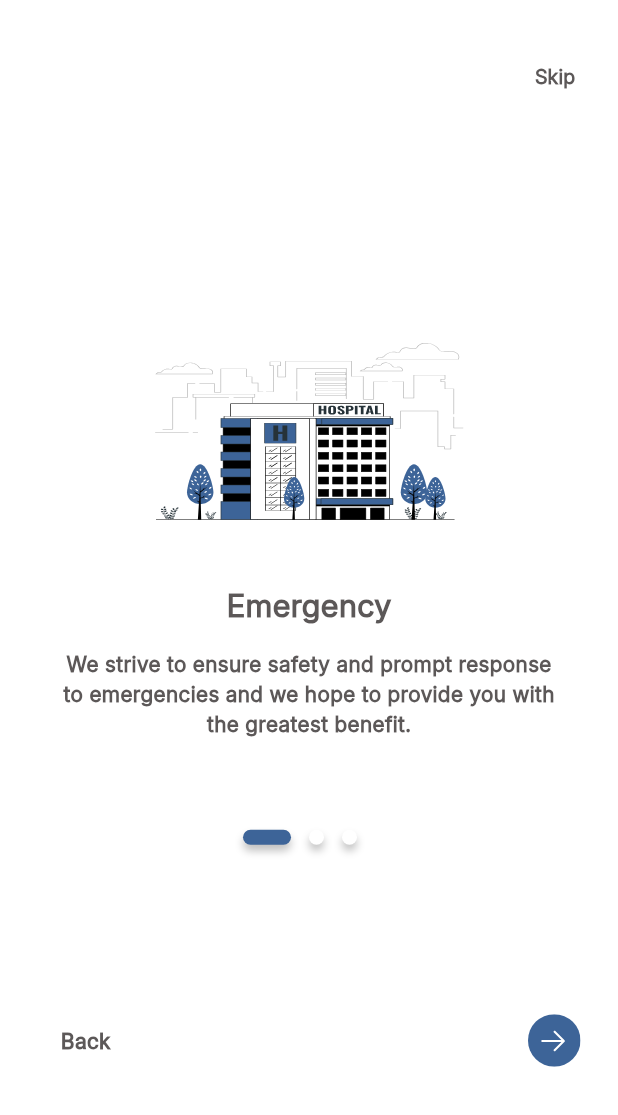
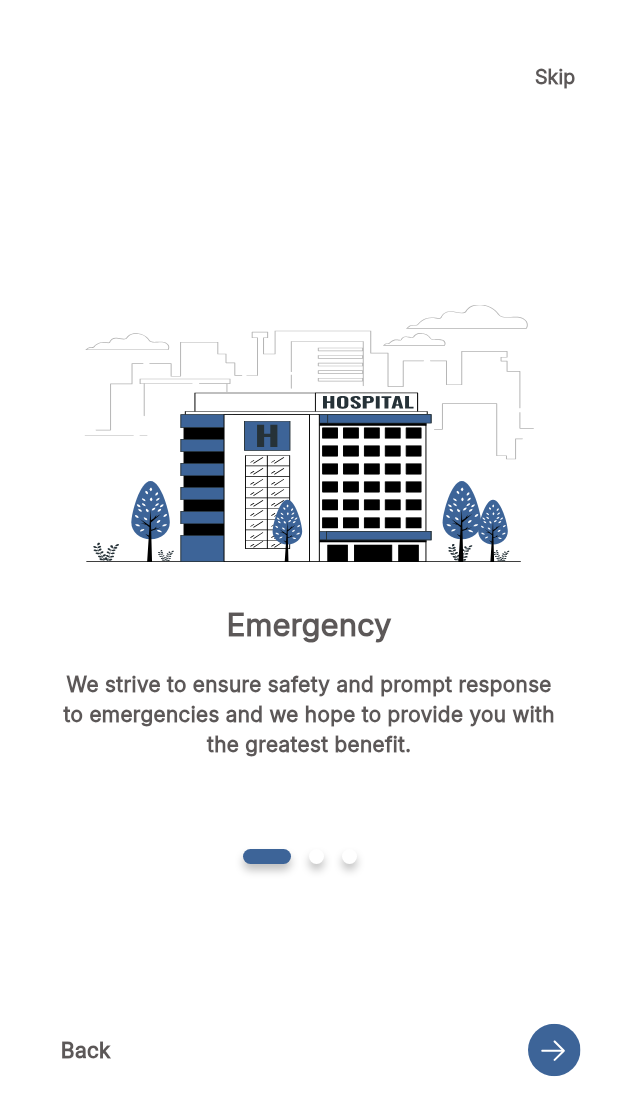
Before and after one commit to GraduationTeam12/Emergency_Application, a Flutter app: the screen it shows after launch, after a tap on "Owner", after a tap on "Back", after a tap on "Emergency", on a phone screen of 412 x 824 dp. Shown: the top 1115 px of the screen. Run offline on Flutter 3.47's test engine with Material 3 defaults, Android fonts, the phone set to English and light mode, and no system bars; drawn by our look-alikes of expandable_page_view; our stand-ins replace dartz, device_preview, dio, firebase_core, flutter_bloc, flutter_svg and 4 more; accounts and stored records are empty; network calls fail.

Commit message:
Refactoring-onboarding

```diff
--- a/lib/presentation/widgets/on_boarding_body.dart
+++ b/lib/presentation/widgets/on_boarding_body.dart
@@ -1,4 +1,3 @@
-
 import 'package:flutter/material.dart';
 import 'package:flutter_svg/svg.dart';
 import 'package:user_accident/constants/app_images.dart';
@@ -38,11 +37,15 @@ class OnBoardingBody extends StatelessWidget {
       children: [
         Center(
           child: SizedBox(
-            width: MediaQuery.of(context).size.width / 2,
-            height: MediaQuery.of(context).size.height / 5,
-            child: SvgPicture.asset(items[index].img,
+            width: MediaQuery.sizeOf(context).width > 600
+                ? MediaQuery.sizeOf(context).width / 2
+                : null,
+            height: MediaQuery.sizeOf(context).width > 600
+                ? MediaQuery.of(context).size.height / 3
+                : null,
+            child: SvgPicture.asset(
+              items[index].img,
               fit: BoxFit.contain,
-
             ),
           ),
         ),
@@ -57,22 +60,18 @@ class OnBoardingBody extends StatelessWidget {
         FittedBox(
           child: Column(
             children: [
-                Text(
-                  items[index].description1,
-                  style: AppStyle.styleRegular17(context).copyWith(fontWeight: FontWeight.w600)
-                ),
-                Text(
-                  items[index].discription2,
-                  style: AppStyle.styleRegular17(context).copyWith(fontWeight: FontWeight.w600)
-                ),
-                Text(
-                  items[index].discription3 ?? '',
-                  style: AppStyle.styleRegular17(context).copyWith(fontWeight: FontWeight.w600)
-                )
+              Text(items[index].description1,
+                  style: AppStyle.styleRegular17(context)
+                      .copyWith(fontWeight: FontWeight.w600)),
+              Text(items[index].discription2,
+                  style: AppStyle.styleRegular17(context)
+                      .copyWith(fontWeight: FontWeight.w600)),
+              Text(items[index].discription3 ?? '',
+                  style: AppStyle.styleRegular17(context)
+                      .copyWith(fontWeight: FontWeight.w600))
             ],
           ),
         ),
-
       ],
     );
   }
--- a/lib/presentation/widgets/on_boarding_body_emergency.dart
+++ b/lib/presentation/widgets/on_boarding_body_emergency.dart
@@ -8,7 +8,7 @@ class OnBoardingBodyEmergency extends StatelessWidget {
   const OnBoardingBodyEmergency({super.key, required this.index});
 
   final int index;
-  static List<OnBoardModelPageview> items =[
+  static List<OnBoardModelPageview> items = [
     OnBoardModelPageview(
         img: Assets.imagesAuthImagesOnBoarding1Emergency,
         title: "Emergency",
@@ -35,9 +35,14 @@ class OnBoardingBodyEmergency extends StatelessWidget {
       children: [
         Center(
           child: SizedBox(
-              width: MediaQuery.of(context).size.width / 2,
-            height: MediaQuery.of(context).size.height / 5,
-            child: SvgPicture.asset(items[index].img,
+            width: MediaQuery.sizeOf(context).width > 600
+                ? MediaQuery.sizeOf(context).width / 2
+                : null,
+            height: MediaQuery.sizeOf(context).width > 600
+                ? MediaQuery.of(context).size.height / 3
+                : null,
+            child: SvgPicture.asset(
+              items[index].img,
               fit: BoxFit.contain,
             ),
           ),
@@ -53,18 +58,15 @@ class OnBoardingBodyEmergency extends StatelessWidget {
         FittedBox(
           child: Column(
             children: [
-              Text(
-                items[index].description1,
-                style: AppStyle.styleRegular17(context).copyWith(fontWeight: FontWeight.w600)
-              ),
-              Text(
-                items[index].discription2,
-                style: AppStyle.styleRegular17(context).copyWith(fontWeight: FontWeight.w600)
-              ),
-              Text(
-                items[index].discription3 ?? '',
-                style: AppStyle.styleRegular17(context).copyWith(fontWeight: FontWeight.w600)
-              )
+              Text(items[index].description1,
+                  style: AppStyle.styleRegular17(context)
+                      .copyWith(fontWeight: FontWeight.w600)),
+              Text(items[index].discription2,
+                  style: AppStyle.styleRegular17(context)
+                      .copyWith(fontWeight: FontWeight.w600)),
+              Text(items[index].discription3 ?? '',
+                  style: AppStyle.styleRegular17(context)
+                      .copyWith(fontWeight: FontWeight.w600))
             ],
           ),
         ),
```
Also changed, not shown: lib/presentation/screens/emegency_screens/emergency_sign_in_screen.dart (+11 -7 lines), lib/presentation/screens/owner_screens/change_password.dart (+6 -2 lines), lib/presentation/screens/owner_screens/forgot_password_email_screen.dart (+6 -2 lines), lib/presentation/screens/owner_screens/forgot_password_phone_screen.dart (+6 -2 lines), lib/presentation/screens/owner_screens/reset_password_emal_screen.dart (+11 -8 lines), lib/presentation/screens/owner_screens/sign_in_screen.dart (+6 -2 lines). Lines whose indentation alone changed are shown as unchanged.
